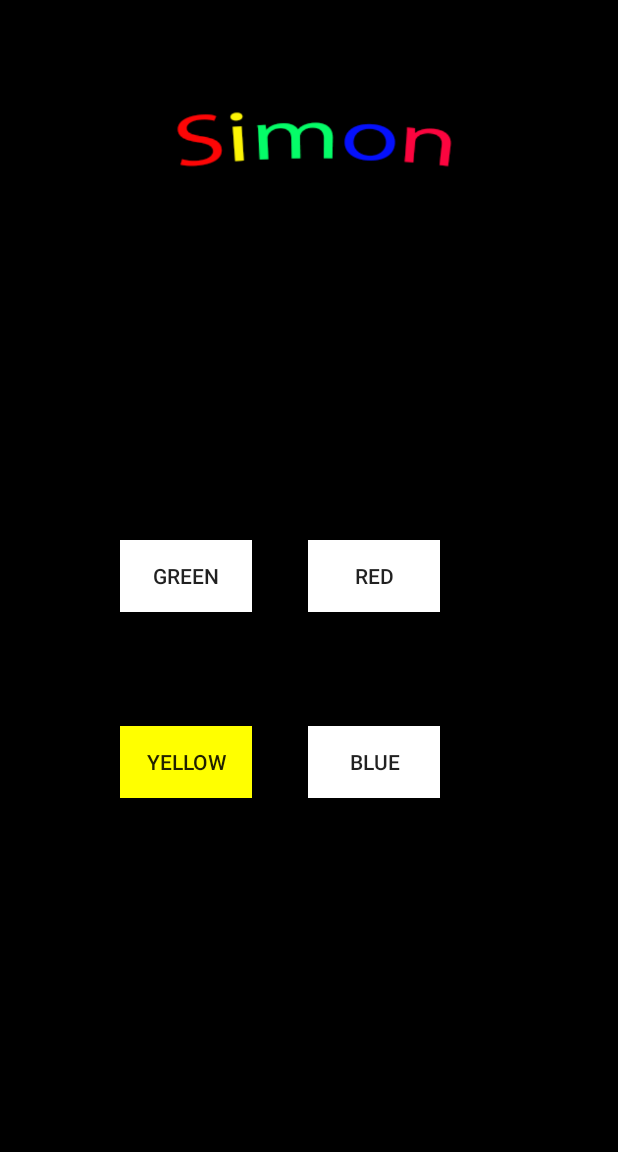
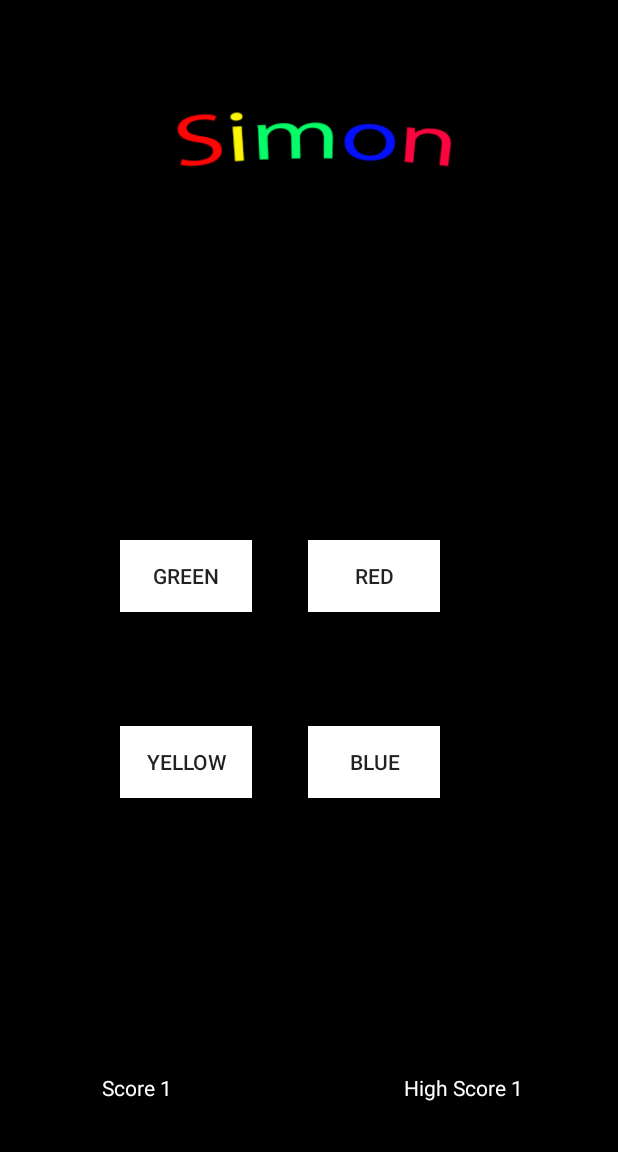
Before and after one commit to mcha83/Simon, an Android app: the screen it shows after launch (TestActivity), after a tap on "YELLOW", on a phone screen of 412 x 824 dp, the part 84-1236 px from its top. Run offline under Robolectric (Android 15) with nearby library versions, the phone set to English and light mode, and no system bars; 2 other taps on this screen came first.

Commit message:
scores and highscores

```diff
--- /dev/null
+++ b/app/src/main/java/com/bradleywilcox/simon/Player.java
@@ -0,0 +1,86 @@
+package com.bradleywilcox.simon;
+
+import android.content.Context;
+import android.util.Log;
+
+import java.io.FileInputStream;
+import java.io.FileOutputStream;
+import java.io.ObjectInputStream;
+import java.io.ObjectOutputStream;
+import java.io.Serializable;
+
+/**
+ * Bradley Wilcox / Michael Cha
+ * CSCI 4020
+ * Assignment 2
+ */
+
+public class Player implements Serializable{
+
+    private int[] highScores;
+    private int currentScore;
+
+    public Player(){
+        highScores = new int[Simon.GameMode.values().length];
+        resetScore();
+    }
+
+    public void resetScore(){
+        currentScore = 0;
+    }
+
+    public void incrementScore(){
+        currentScore++;
+        Log.i("PLAYER", currentScore + "");
+    }
+
+    public int getCurrentScore(){
+        return currentScore;
+    }
+
+    public void  setHighScore(Simon.GameMode mode){
+        if(highScores[mode.ordinal()] < currentScore)
+            highScores[mode.ordinal()] = currentScore;
+    }
+
+    public int getHighScore(Simon.GameMode mode){
+        return highScores[mode.ordinal()];
+    }
+
+    public void show(Simon.GameMode mode){
+        Log.i("STUFF", highScores[mode.ordinal()] + "");
+    }
+
+
+    // Save serializable data to file
+    public void Save(Context context){
+        try {
+            FileOutputStream fos = context.openFileOutput("player", Context.MODE_PRIVATE);
+            ObjectOutputStream oos = new ObjectOutputStream(fos);
+            oos.writeObject(this);
+            oos.flush();
+            oos.close();
+        } catch (Exception ex) {
+            Log.v("Err Saving Player Data", ex.getMessage());
+            ex.printStackTrace();
+        }
+    }
+
+    // load data from file, or return new instance
+    public static Player loadPlayer(Context context){
+        try
+        {
+            FileInputStream fis = context.openFileInput("player");
+            ObjectInputStream ois = new ObjectInputStream(fis);
+            Object o = ois.readObject();
+
+            return (Player)o;
+        }
+
+        catch(Exception ex)
+        {
+            return new Player();
+        }
+    }
+
+}
--- a/app/src/main/java/com/bradleywilcox/simon/TestActivity.java
+++ b/app/src/main/java/com/bradleywilcox/simon/TestActivity.java
@@ -6,13 +6,18 @@ import android.support.v7.app.AppCompatActivity;
 import android.os.Bundle;
 import android.view.View;
 import android.widget.Button;
+import android.widget.TextView;
 import android.widget.Toast;
+
+import org.w3c.dom.Text;
 
 public class TestActivity extends AppCompatActivity implements View.OnClickListener, ISimonActivity{
     Button btnGreen, btnRed, btnYellow, btnBlue, btnStart, btnStartReverse, btnStartTurbo;
+    TextView tvScore, tvHighScore;
     private Simon simon;
     private SimonRunner simonRunner;
     private Timer timer;
+    private Player player;
 
     @Override
     protected void onCreate(Bundle savedInstanceState) {
@@ -26,6 +31,9 @@ public class TestActivity extends AppCompatActivity implements View.OnClickListe
         btnStart = (Button)findViewById(R.id.btnStart);
         btnStartReverse = (Button)findViewById(R.id.btnStartReverse);
         btnStartTurbo = (Button)findViewById(R.id.btnStartTurbo);
+
+        tvScore = (TextView) findViewById(R.id.tvScore);
+        tvHighScore = (TextView) findViewById(R.id.tvHighScore);
 
         btnGreen.setBackgroundColor(Color.WHITE);
         btnRed.setBackgroundColor(Color.WHITE);
@@ -45,6 +53,7 @@ public class TestActivity extends AppCompatActivity implements View.OnClickListe
         btnStartReverse.setOnClickListener(this);
         btnStartTurbo.setOnClickListener(this);
 
+        player = Player.loadPlayer(this);
     }
 
     @Override
@@ -61,6 +70,11 @@ public class TestActivity extends AppCompatActivity implements View.OnClickListe
             btnStartTurbo.setVisibility(View.INVISIBLE);
 
             simon = new Simon(Simon.GameMode.normal);
+            player.resetScore();
+
+            setScoreDisplay(0);
+            setHighScoreDisplay(player.getHighScore(simon.getGameMode()));
+
             startSimonRunner();
         }
         else if(view == btnStartReverse){
@@ -73,6 +87,11 @@ public class TestActivity extends AppCompatActivity implements View.OnClickListe
             btnStartTurbo.setVisibility(View.INVISIBLE);
 
             simon = new Simon(Simon.GameMode.backwards);
+            player.resetScore();
+
+            setScoreDisplay(0);
+            setHighScoreDisplay(player.getHighScore(simon.getGameMode()));
+
             startSimonRunner();
         }
         else if(view == btnStartTurbo){
@@ -85,6 +104,11 @@ public class TestActivity extends AppCompatActivity implements View.OnClickListe
             btnStartTurbo.setVisibility(View.INVISIBLE);
 
             simon = new Simon(Simon.GameMode.turbo);
+            player.resetScore();
+
+            setScoreDisplay(0);
+            setHighScoreDisplay(player.getHighScore(simon.getGameMode()));
+
             startSimonRunner();
         }
         else {
@@ -106,12 +130,21 @@ public class TestActivity extends AppCompatActivity implements View.OnClickListe
             }else if(simon.isPlayerTurnOver()){
                 // all guesses where correct, add another to simon
                 simon.addToPattern();
+                player.incrementScore();
+                player.setHighScore(simon.getGameMode());
                 startSimonRunner();
+
+                setScoreDisplay(player.getCurrentScore());
+                setHighScoreDisplay(player.getHighScore(simon.getGameMode()));
+
             }else{
                 //it was a correct guess, so start timer over
                 startTimer();
             }
         }
+
+        player.show(simon.getGameMode());
+
     }
 
     private void startSimonRunner(){
@@ -135,6 +168,14 @@ public class TestActivity extends AppCompatActivity implements View.OnClickListe
             timer.cancel(true);
             timer = null;
         }
+    }
+
+    private void setScoreDisplay(int score){
+        tvScore.setText("Score " + score);
+    }
+
+    private void setHighScoreDisplay(int score){
+        tvHighScore.setText("High Score " + score);
     }
 
 
@@ -165,4 +206,10 @@ public class TestActivity extends AppCompatActivity implements View.OnClickListe
     public void runnerDone(){
        startTimer();
     }
+
+    @Override
+    public void onPause(){
+        super.onPause();
+        player.Save(this);
+    }
 }
--- a/app/src/main/res/layout/activity_test.xml
+++ b/app/src/main/res/layout/activity_test.xml
@@ -82,4 +82,25 @@
         android:id="@+id/imageView"
         android:layout_alignParentTop="true"
         android:layout_centerHorizontal="true" />
+
+    <TextView
+        android:text="Score"
+        android:layout_width="wrap_content"
+        android:layout_height="wrap_content"
+        android:id="@+id/tvScore"
+        android:textColor="@android:color/white"
+        android:layout_marginStart="32dp"
+        android:layout_alignParentBottom="true"
+        android:layout_alignStart="@+id/imageView"
+        android:layout_marginBottom="17dp" />
+
+    <TextView
+        android:text="High Score"
+        android:layout_width="wrap_content"
+        android:layout_height="wrap_content"
+        android:layout_alignTop="@+id/tvScore"
+        android:layout_toEndOf="@+id/btnStartTurbo"
+        android:layout_marginStart="19dp"
+        android:id="@+id/tvHighScore"
+        android:textColor="@android:color/white" />
 </RelativeLayout>
```
Also changed, not shown: app/src/main/java/com/bradleywilcox/simon/SimonRunner.java (+10 -4 lines).
